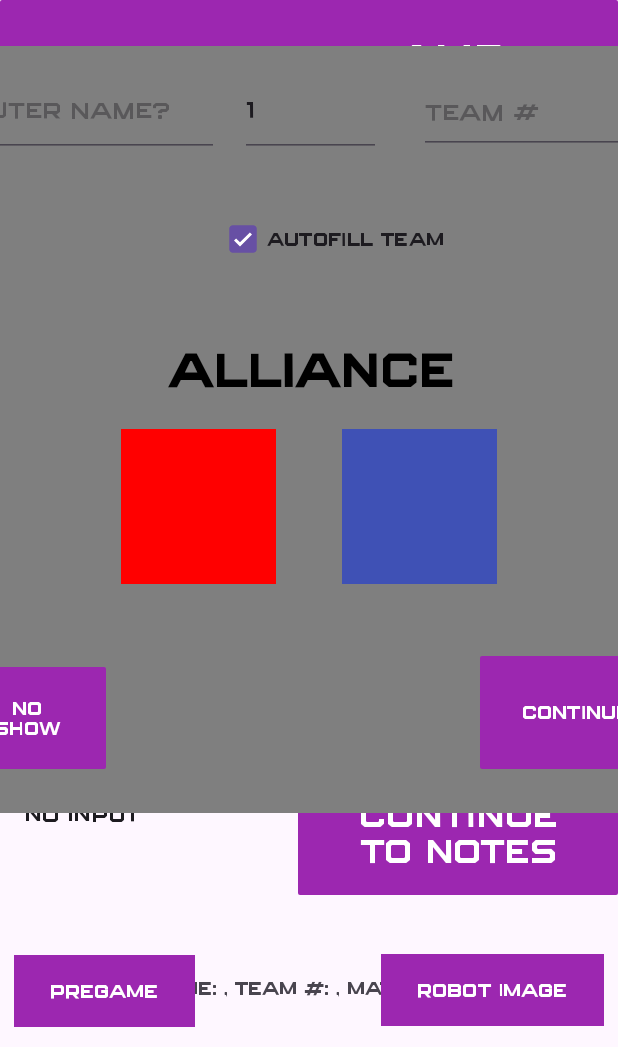
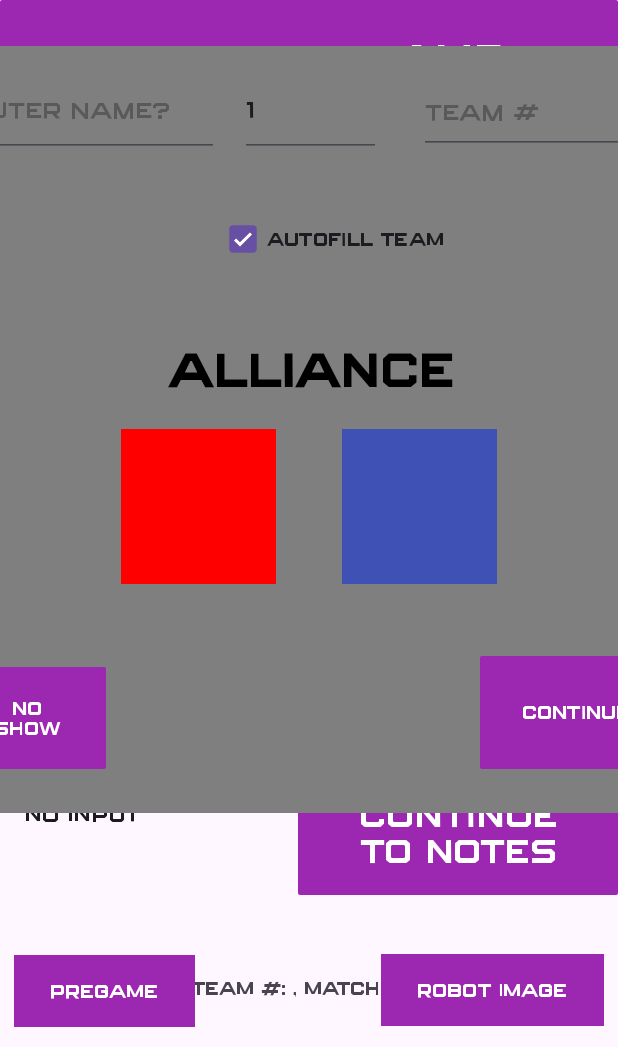
Before and after one commit to rr1706/2024CrescendoDemo, an Android app: the screen it shows after launch (MainActivity), on a phone screen of 412 x 824 dp, the part 189-1236 px from its top. Run offline under Robolectric (Android 15) with nearby library versions, the phone set to English and light mode, and no system bars; Roboto replaces fonts that are not available here; 1 statement that could not run was skipped.

Commit message:
changed icon

```diff
--- a/app/src/main/AndroidManifest.xml
+++ b/app/src/main/AndroidManifest.xml
@@ -10,7 +10,7 @@
         android:allowBackup="true"
         android:dataExtractionRules="@xml/data_extraction_rules"
         android:fullBackupContent="@xml/backup_rules"
-        android:icon="@mipmap/ic_launcher"
+        android:icon="@mipmap/iconoftruth"
         android:label="@string/app_name"
         android:roundIcon="@mipmap/ic_launcher_round"
         android:supportsRtl="true"
--- a/app/src/main/res/layout/activity_main.xml
+++ b/app/src/main/res/layout/activity_main.xml
@@ -112,7 +112,8 @@
         app:layout_constraintHorizontal_bias="0.883"
         app:layout_constraintStart_toStartOf="parent"
         app:layout_constraintTop_toTopOf="parent"
-        app:layout_constraintVertical_bias="0.635" />
+        app:layout_constraintVertical_bias="0.635"
+        tools:visibility="gone" />
 
     <Switch
         android:id="@+id/defense"
@@ -127,7 +128,8 @@
         app:layout_constraintStart_toStartOf="parent"
         app:layout_constraintTop_toTopOf="parent"
         app:layout_constraintVertical_bias="0.643"
-        tools:fontFamily="@font/astronomus" />
+        tools:fontFamily="@font/astronomus"
+        tools:visibility="gone" />
 
     <Spinner
         android:id="@+id/endGame"
@@ -142,7 +144,8 @@
         app:layout_constraintHorizontal_bias="0.042"
         app:layout_constraintStart_toStartOf="parent"
         app:layout_constraintTop_toTopOf="parent"
-        app:layout_constraintVertical_bias="0.849" />
+        app:layout_constraintVertical_bias="0.849"
+        tools:visibility="gone" />
 
     <Button
         android:id="@+id/submit"
@@ -159,7 +162,8 @@
         app:layout_constraintStart_toStartOf="parent"
         app:layout_constraintTop_toTopOf="parent"
         app:layout_constraintVertical_bias="0.867"
-        tools:fontFamily="@font/astronomus" />
+        tools:fontFamily="@font/astronomus"
+        tools:visibility="gone" />
 
     <Button
         android:id="@+id/trapMinus"
@@ -174,7 +178,8 @@
         app:layout_constraintHorizontal_bias="0.373"
         app:layout_constraintStart_toStartOf="parent"
         app:layout_constraintTop_toTopOf="parent"
-        app:layout_constraintVertical_bias="0.678" />
+        app:layout_constraintVertical_bias="0.678"
+        tools:visibility="gone" />
 
     <Button
         android:id="@+id/trapPlus"
@@ -189,7 +194,8 @@
         app:layout_constraintHorizontal_bias="0.0"
         app:layout_constraintStart_toStartOf="parent"
         app:layout_constraintTop_toTopOf="parent"
-        app:layout_constraintVertical_bias="0.681" />
+        app:layout_constraintVertical_bias="0.681"
+        tools:visibility="gone" />
 
     <TextView
         android:id="@+id/trapScore"
@@ -203,7 +209,8 @@
         app:layout_constraintHorizontal_bias="0.209"
         app:layout_constraintStart_toStartOf="parent"
         app:layout_constraintTop_toTopOf="parent"
-        app:layout_constraintVertical_bias="0.664" />
+        app:layout_constraintVertical_bias="0.664"
+        tools:visibility="gone" />
 
     <TextView
         android:id="@+id/InfoDisplay"
@@ -211,7 +218,7 @@
         android:layout_height="41dp"
         android:fontFamily="@font/astronomus"
         android:gravity="center"
-        android:text="Name: , Team #: , Match #:"
+        android:text="Team #: , Match #:"
         app:layout_constraintBottom_toBottomOf="parent"
         app:layout_constraintEnd_toEndOf="parent"
         app:layout_constraintHorizontal_bias="0.461"
@@ -247,7 +254,8 @@
         app:layout_constraintHorizontal_bias="0.942"
         app:layout_constraintStart_toStartOf="parent"
         app:layout_constraintTop_toTopOf="parent"
-        app:layout_constraintVertical_bias="0.762" />
+        app:layout_constraintVertical_bias="0.762"
+        tools:visibility="gone" />
 
     <TextView
         android:id="@+id/roboerrorTxt"
@@ -261,7 +269,8 @@
         app:layout_constraintHorizontal_bias="0.88"
         app:layout_constraintStart_toStartOf="parent"
         app:layout_constraintTop_toTopOf="parent"
-        app:layout_constraintVertical_bias="0.741" />
+        app:layout_constraintVertical_bias="0.741"
+        tools:visibility="gone" />
 
     <TextView
         android:id="@+id/endgameTxt"
@@ -276,7 +285,8 @@
         app:layout_constraintHorizontal_bias="0.162"
         app:layout_constraintStart_toStartOf="parent"
         app:layout_constraintTop_toTopOf="parent"
-        app:layout_constraintVertical_bias="0.765" />
+        app:layout_constraintVertical_bias="0.765"
+        tools:visibility="gone" />
 
     <ImageView
         android:id="@+id/RR_logo"
@@ -335,7 +345,7 @@
         app:layout_constraintVertical_bias="0.982" />
 
     <TextView
-        android:id="@+id/textView"
+        android:id="@+id/speaktxt"
         android:layout_width="218dp"
         android:layout_height="34dp"
         android:fontFamily="@font/astronomus"
```
Also changed, not shown: app/src/main/java/com/frc1706/a2024crescendodemo/MainActivity.java (+20 -3 lines), app/src/main/res/drawable/field.jpg (added), 1 other file.
